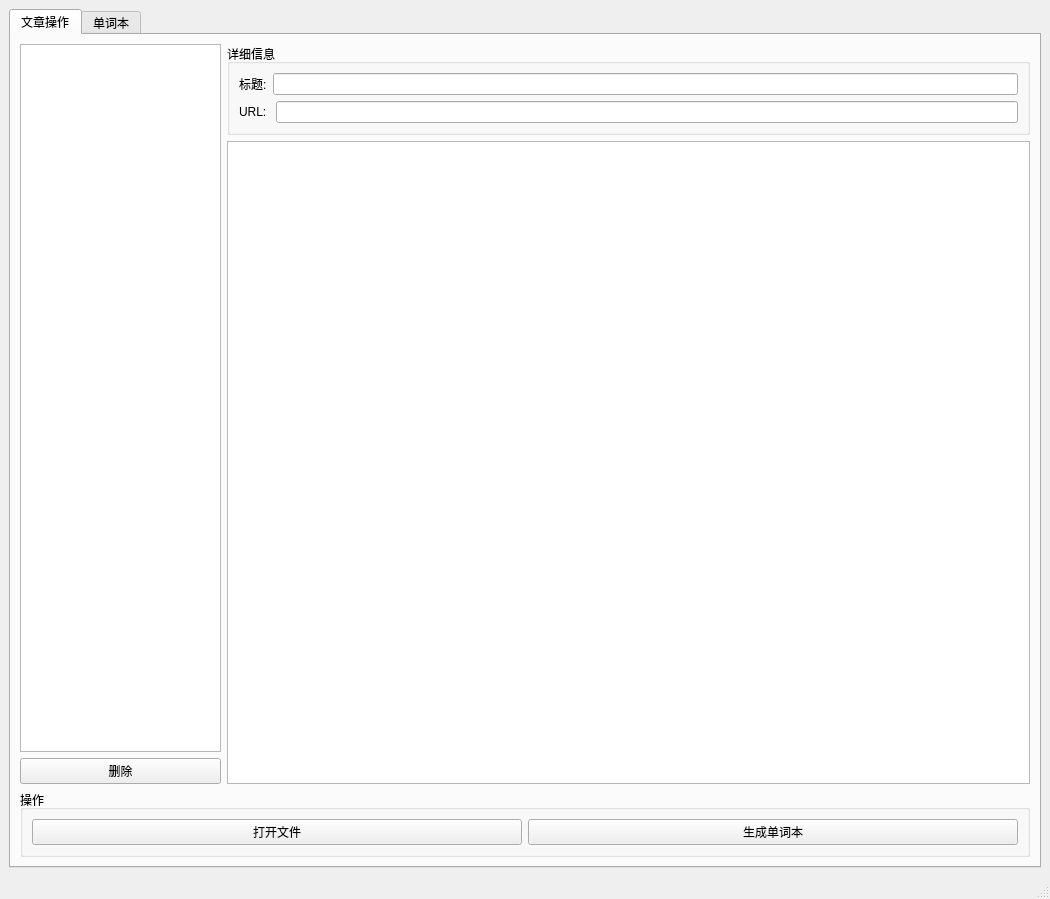
gaazau/MyEnglishIsPoor, file window/wordsbook.ui: the form before one commit.
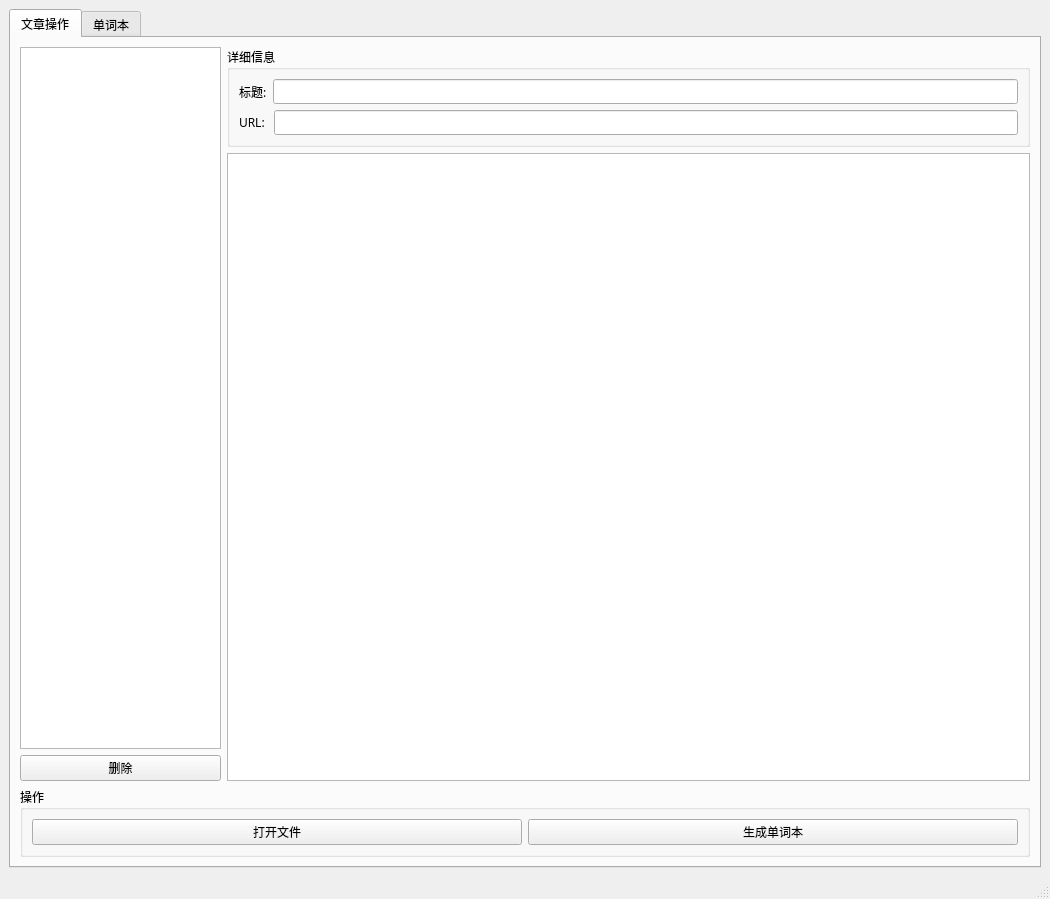
The form after the commit.

Diff of the .ui file:
```diff
--- a/window/wordsbook.ui
+++ b/window/wordsbook.ui
@@ -10,6 +10,11 @@
     <height>899</height>
    </rect>
   </property>
+  <property name="font">
+   <font>
+    <family>文泉驿微米黑</family>
+   </font>
+  </property>
   <property name="windowTitle">
    <string>MainWindow</string>
   </property>
@@ -17,6 +22,11 @@
    <layout class="QVBoxLayout" name="verticalLayout_7">
     <item>
      <widget class="QTabWidget" name="tabWidget">
+      <property name="font">
+       <font>
+        <family>文泉驿微米黑</family>
+       </font>
+      </property>
       <property name="currentIndex">
        <number>0</number>
       </property>
@@ -59,7 +69,13 @@
                   </widget>
                  </item>
                  <item>
-                  <widget class="QLineEdit" name="le_title"/>
+                  <widget class="QLineEdit" name="le_title">
+                   <property name="font">
+                    <font>
+                     <family>文泉驿微米黑</family>
+                    </font>
+                   </property>
+                  </widget>
                  </item>
                 </layout>
                </item>
@@ -82,12 +98,17 @@
             </item>
             <item>
              <widget class="QTextEdit" name="txtPost">
+              <property name="font">
+               <font>
+                <family>文泉驿微米黑</family>
+               </font>
+              </property>
               <property name="html">
                <string>&lt;!DOCTYPE HTML PUBLIC &quot;-//W3C//DTD HTML 4.0//EN&quot; &quot;http://www.w3.org/TR/REC-html40/strict.dtd&quot;&gt;
 &lt;html&gt;&lt;head&gt;&lt;meta name=&quot;qrichtext&quot; content=&quot;1&quot; /&gt;&lt;style type=&quot;text/css&quot;&gt;
 p, li { white-space: pre-wrap; }
-&lt;/style&gt;&lt;/head&gt;&lt;body style=&quot; font-family:'Ubuntu'; font-size:11pt; font-weight:400; font-style:normal;&quot;&gt;
-&lt;p style=&quot;-qt-paragraph-type:empty; margin-top:0px; margin-bottom:0px; margin-left:0px; margin-right:0px; -qt-block-indent:0; text-indent:0px;&quot;&gt;&lt;br /&gt;&lt;/p&gt;&lt;/body&gt;&lt;/html&gt;</string>
+&lt;/style&gt;&lt;/head&gt;&lt;body style=&quot; font-family:'文泉驿微米黑'; font-size:11pt; font-weight:400; font-style:normal;&quot;&gt;
+&lt;p style=&quot;-qt-paragraph-type:empty; margin-top:0px; margin-bottom:0px; margin-left:0px; margin-right:0px; -qt-block-indent:0; text-indent:0px; font-family:'Ubuntu';&quot;&gt;&lt;br /&gt;&lt;/p&gt;&lt;/body&gt;&lt;/html&gt;</string>
               </property>
              </widget>
             </item>
```
Left out of the diff: 2 changed lines with no effect on the pictures.
